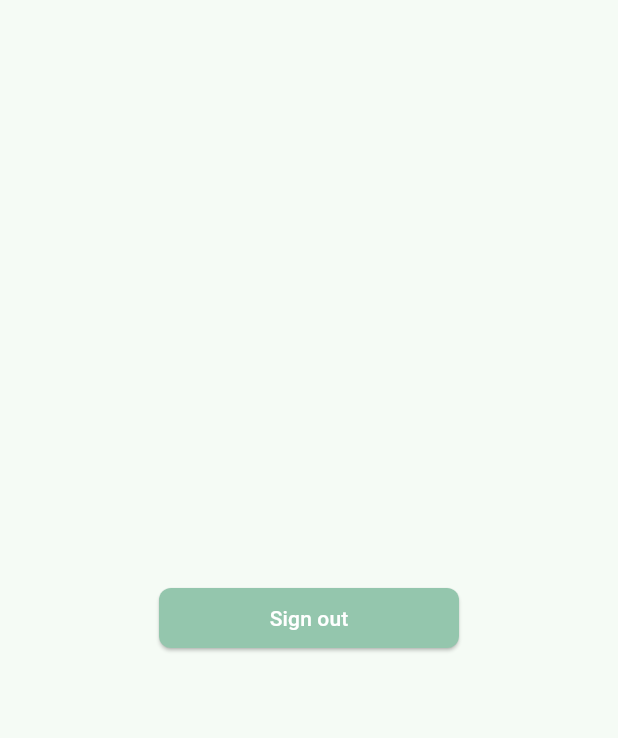
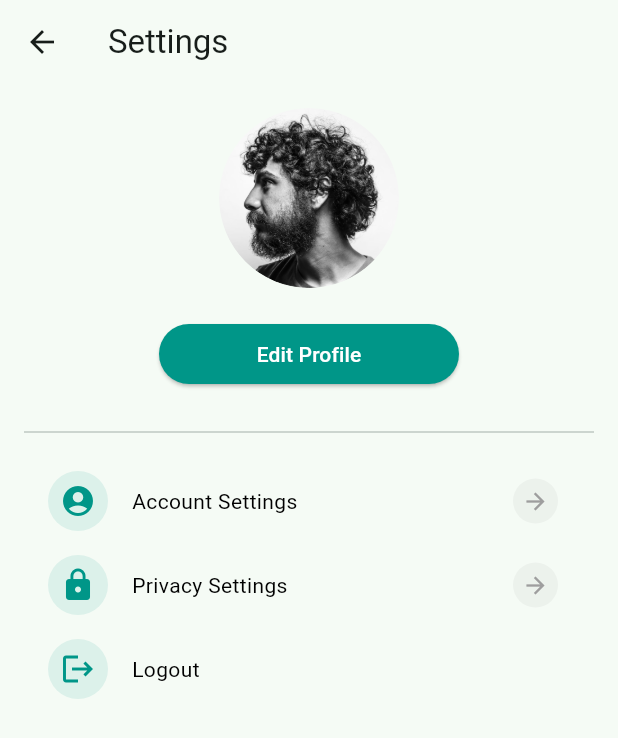
Before and after one commit to karimamaaoui/recipe_app_frontend, a Flutter app: the Settings screen opened directly, on a phone screen of 412 x 824 dp. Shown: the top 738 px of the screen. Run offline on Flutter 3.47's test engine with Material 3 defaults, Android fonts, the phone set to English and light mode, and no system bars; our stand-ins replace flutter_svg, form_field_validator, icons_plus, iconsax, share_plus, shared_preferences; accounts and stored records are empty; network calls fail.

Commit message:
details page and settings  commit

```diff
--- a/lib/screens/Favorites.dart
+++ b/lib/screens/Favorites.dart
@@ -4,6 +4,7 @@ import 'package:receipe_project/screens/categories/categories.dart';
 import 'package:receipe_project/screens/home/homeAppbar.dart';
 import 'package:receipe_project/screens/home/home_search_app.dart';
 import 'package:receipe_project/screens/quick_foods/quickandfastlist.dart';
+import 'package:http/http.dart' as http;
 
 class Favorites extends StatefulWidget {
   const Favorites({super.key});
--- a/lib/screens/RecipeSearch.dart
+++ b/lib/screens/RecipeSearch.dart
@@ -148,7 +148,7 @@ class _RecipeSearchState extends State<RecipeSearch> {
               controller: _keywordController,
               decoration: InputDecoration(
                 labelText: 'Search by keyword',
-                hintText: 'e.g., Pasta, Cake...',
+                hintText: 'Pasta, Cake, Couscous ...',
                 prefixIcon: const Icon(Icons.search),
                 border: OutlineInputBorder(
                   borderRadius: BorderRadius.circular(15),
--- a/lib/screens/settings.dart
+++ b/lib/screens/settings.dart
@@ -13,17 +13,131 @@ class _SettingsState extends State<Settings> {
   @override
   Widget build(BuildContext context) {
     return Scaffold(
-      body: Center(
-        child: SizedBox(
-          width: 200,
-          child: ElevatedButton(
-            onPressed: () {
-              UserService.logout(context);
-            },
-            child: const Text('Sign out'),
+      appBar: AppBar(title: const Text('Settings')), // Added app bar for clarity
+      body: SingleChildScrollView(
+        child: Center(  // Center the content horizontally
+          child: Container(
+            padding: const EdgeInsets.all(16.0),  // Added padding for better spacing
+            child: Column(
+              mainAxisAlignment: MainAxisAlignment.center,  // Center the content vertically within the Column
+              crossAxisAlignment: CrossAxisAlignment.center,  // Center content horizontally within the Column
+              children: [
+                // Circular Profile Image
+                SizedBox(
+                  width: 120,
+                  height: 120,
+                  child: ClipOval(
+                    child: Image(
+                      image: AssetImage('assets/images/user-06.png'), // Replace with your actual image
+                      fit: BoxFit.cover,
+                    ),
+                  ),
+                ),
+                const SizedBox(height: 20),
+                SizedBox(
+                  width: 200,
+                  child: ElevatedButton(
+                    onPressed: () {},
+                    style: ElevatedButton.styleFrom(
+                      backgroundColor: Colors.teal,
+                      side: BorderSide.none,
+                      shape: const StadiumBorder(),
+                    ),
+                    child: const Text(
+                      "Edit Profile",
+                      style: TextStyle(color: Colors.white),
+                    ),
+                  ),
+                ),
+                const SizedBox(height: 20),
+                const Divider(),
+                const SizedBox(height: 10),
+
+                // Menu
+                MenuWidget(
+                  title: 'Account Settings',
+                  iconitem: Icons.account_circle,
+                  onPress: () {
+                    // Handle the action for the account settings
+                  },
+                  textColor: Colors.black,
+                  endIcon: true,
+                ),
+                MenuWidget(
+                  title: 'Privacy Settings',
+                  iconitem: Icons.lock,
+                  onPress: () {
+                    // Handle the action for privacy settings
+                  },
+                  textColor: Colors.black,
+                  endIcon: true,
+                ),
+                MenuWidget(
+                  title: 'Logout',
+                  iconitem: Icons.logout,
+                  onPress: () {
+                    UserService.logout(context);
+                  },
+                  textColor: Colors.black,
+                  endIcon: false,
+                ),
+              ],
+            ),
           ),
         ),
       ),
     );
   }
 }
+
+class MenuWidget extends StatelessWidget {
+  const MenuWidget({
+    super.key,
+    required this.title,
+    required this.iconitem,
+    required this.onPress,
+    this.endIcon = true,
+    this.textColor = Colors.black,
+  });
+
+  final String title;
+  final IconData iconitem;
+  final VoidCallback onPress;
+  final bool endIcon;
+  final Color textColor;
+
+  @override
+  Widget build(BuildContext context) {
+    return ListTile(
+      onTap: onPress,
+      leading: Container(
+        width: 40,
+        height: 40,
+        decoration: BoxDecoration(
+          borderRadius: BorderRadius.circular(100),
+          color: Colors.teal.withOpacity(0.1),
+        ),
+        child: Icon(iconitem, color: Colors.teal),
+      ),
+      title: Text(
+        title,
+        style: Theme.of(context).textTheme.bodyMedium?.copyWith(color: textColor),
+      ),
+      trailing: endIcon
+          ? Container(
+        width: 30,
+        height: 30,
+        decoration: BoxDecoration(
+          borderRadius: BorderRadius.circular(100),
+          color: Colors.grey.withOpacity(0.1),
+        ),
+        child: const Icon(
+          Icons.arrow_forward,
+          size: 18.0,
+          color: Colors.grey,
+        ),
+      )
+          : null,
+    );
+  }
+}
--- a/pubspec.yaml
+++ b/pubspec.yaml
@@ -42,6 +42,9 @@ dependencies:
   jwt_decode: ^0.3.1
   shared_preferences: ^2.3.3
   http: ^1.2.2
+  url_launcher: ^6.3.1
+  share_plus: ^10.1.2
+  font_awesome_flutter: ^10.8.0
 
 dev_dependencies:
   flutter_test:
@@ -68,6 +71,7 @@ flutter:
   # To add assets to your application, add an assets section, like this:
   assets:
     - assets/images/
+    - assets/images/user-06.png
     - assets/Illustrations/
     - assets/icons/
 
```
Also changed, not shown: lib/screens/AddRecipePage.dart (added, +172 -0 lines), lib/screens/FavoritePage.dart (added, +142 -0 lines), lib/screens/RecipeDetailsPage.dart (+83 -31 lines), lib/screens/ServiceFavorite.dart (added, +40 -0 lines), lib/screens/home/HomeScreen.dart (+6 -5 lines), assets/images/user-06.png (added), lib/constants.dart (line endings or trailing spaces), pubspec.lock, 6 other files.
